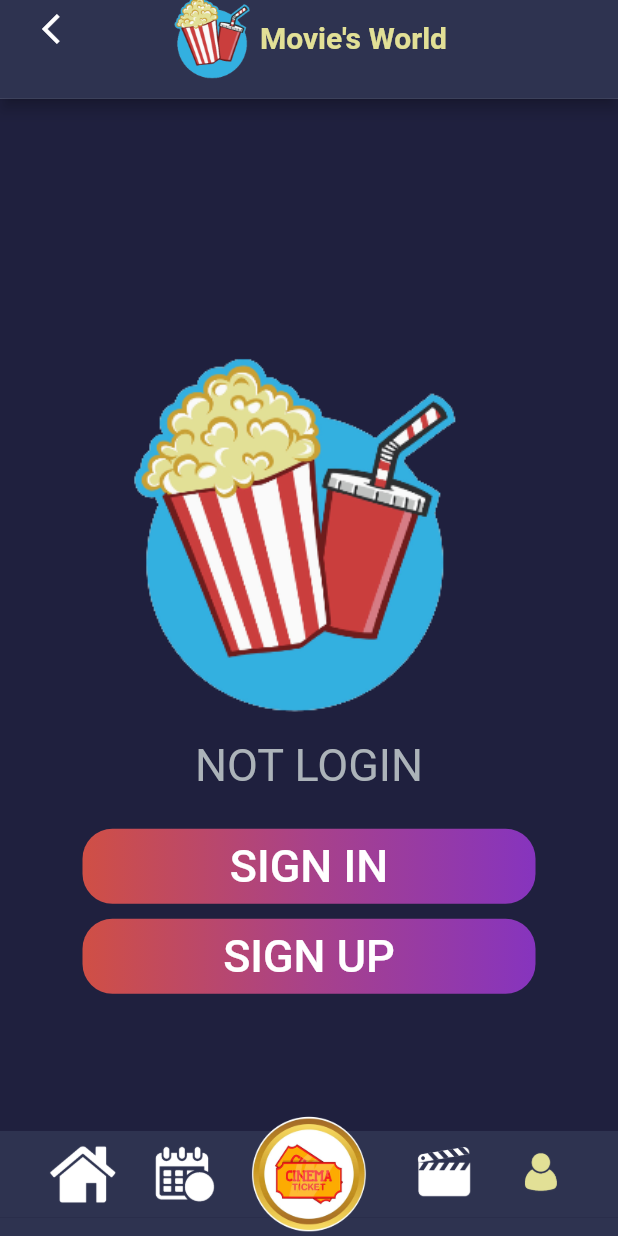
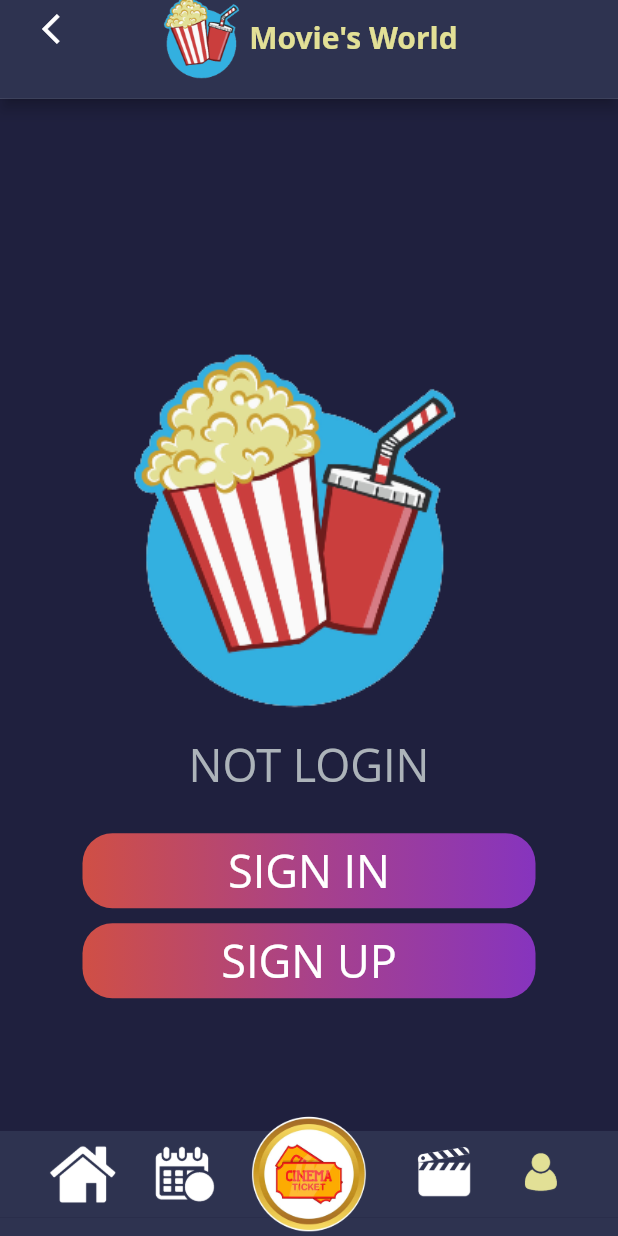
Before and after one commit to NhyNhyNguyen/Movie_Word_App, a Flutter app: the screen it shows after launch, on a phone screen of 412 x 824 dp. Run offline on Flutter 3.47's test engine with Material 2 defaults, Android fonts, the phone set to English and light mode, and no system bars; our stand-ins replace carousel_slider, firebase_dynamic_links, flutter_datetime_picker, flutter_screenutil, get_it, google_fonts; accounts and stored records are empty; Roboto replaces fonts that are missing (Poppins-Medium).

Commit message:
[up] fix home page

```diff
--- a/lib/constant/StyleConstant.dart
+++ b/lib/constant/StyleConstant.dart
@@ -5,42 +5,47 @@ import 'ColorConstant.dart';
 class StyleConstant {
   static const TextStyle normalTextStyle = TextStyle(
       color: ColorConstant.GRAY_TEXT,
-      fontFamily: "Poppins-Medium",
+      fontFamily: "Open Sans",
       fontSize: 20,
       fontWeight: FontWeight.normal);
   static const TextStyle hintTextStyle = TextStyle(
     color: Colors.grey,
     fontSize: 16,
     fontWeight: FontWeight.w400,
-    fontFamily: "Poppins-Medium",
+    fontFamily: "Open Sans",
   );
 
   static const TextStyle smallTextStyle = TextStyle(
       color: ColorConstant.GRAY_TEXT,
-      fontFamily: "Poppins-Medium",
+      fontFamily: "Open Sans",
       fontSize: 15,
       fontWeight: FontWeight.normal);
   static const TextStyle headerTextStyle = TextStyle(
       color: ColorConstant.GRAY_TEXT,
-      fontFamily: "Poppins-Medium",
+      fontFamily: "Open Sans",
       fontSize: 30,
       fontWeight: FontWeight.bold
   );
 
   static const TextStyle buttonTextStyle = TextStyle(
       color: Colors.white,
-      fontFamily: "Poppins-Medium",
-      fontSize: 23,
+      fontFamily: "Open Sans",
+      fontSize: 22,
       fontWeight: FontWeight.bold
   );
 
   static const TextStyle btnSelectedStyle = TextStyle(
     color: ColorConstant.WHITE,
-    fontSize: 17
+      fontFamily: "Open Sans",
+      fontWeight: FontWeight.bold,
+      fontSize: 20
   );
 
   static const TextStyle btnNormalStyle = TextStyle(
     color: ColorConstant.BLACK,
+      fontFamily: "Open Sans",
+      fontWeight: FontWeight.bold,
+      fontSize: 20
   );
 
   static const btnLargeStyle = TextStyle(
--- a/lib/layout/mainLayout.dart
+++ b/lib/layout/mainLayout.dart
@@ -17,6 +17,7 @@ class MainLayOut {
           primarySwatch: Colors.grey,
           focusColor: Colors.blueAccent,
           hoverColor: Colors.yellow,
+          fontFamily: "Open Sans"
         ),
         home: Scaffold(
           appBar: PreferredSize(
--- a/lib/screens/Homepage/NowshowingScreen.dart
+++ b/lib/screens/Homepage/NowshowingScreen.dart
@@ -46,6 +46,7 @@ class _NowshowingScreen extends State<NowshowingScreen>  {
                       OptionTab('nowshowing'),
                       Container(
                          // height: 435,
+                        margin: EdgeInsets.symmetric(horizontal: 10),
                           height: MediaQuery.of(context).size.height * 0.6,
                           child: CategoryMovie('nowshowing')),
                     ],
```
Also changed, not shown: lib/model/UserDetail.dart (+13 -1 lines), lib/screens/Homepage/CategoryMovie.dart (+7 -10 lines), lib/screens/Homepage/MovieItem.dart (+6 -9 lines), lib/screens/User/DetailScreen.dart (+21 -4 lines), lib/screens/User/SignUpScreen.dart (+15 -36 lines), pubspec.yaml (+12 -0 lines), assets/fonts/OpenSans-Bold.ttf (added), assets/fonts/OpenSans-ExtraBold.ttf (added), assets/fonts/OpenSans-Light.ttf (added), assets/fonts/OpenSans-Regular.ttf (added).
